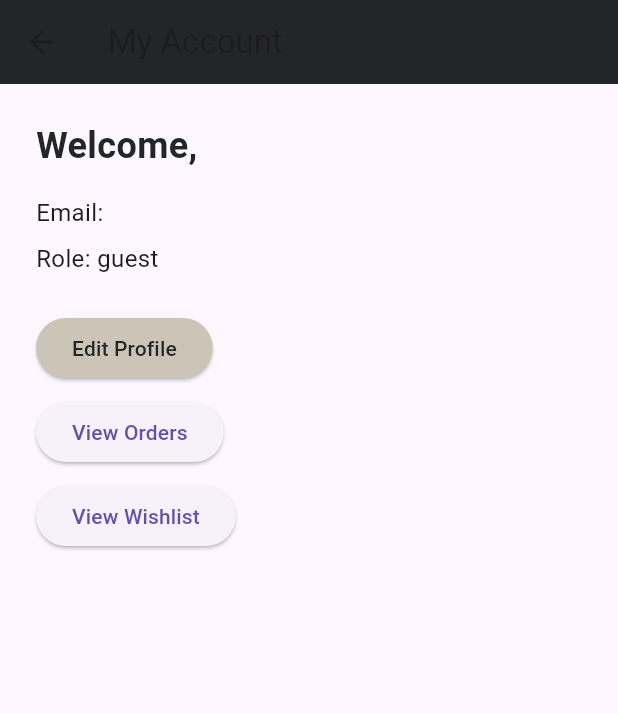
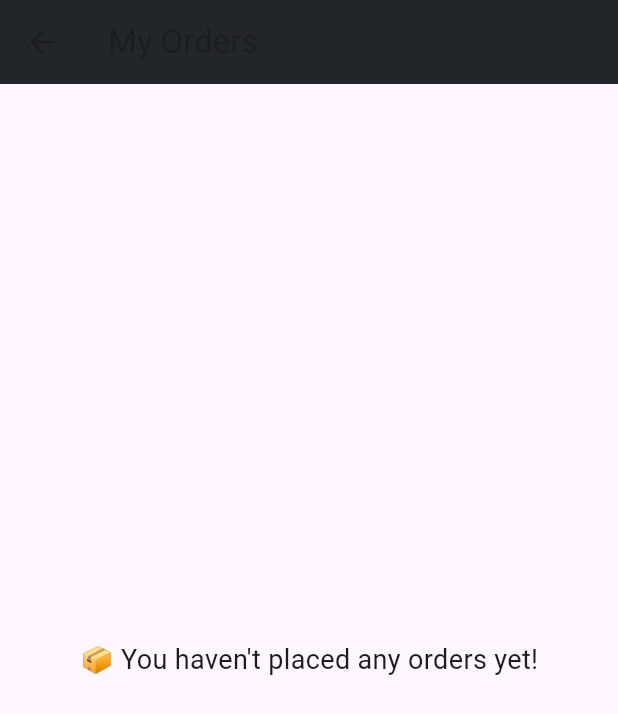
Before and after one commit to mrDracarysCS/campus_cart, a Flutter app: the StudentAccountView screen opened directly with empty values, after a tap on "View Orders", on a phone screen of 412 x 824 dp. Shown: the top 714 px of the screen. Run offline on Flutter 3.47's test engine with Material 3 defaults, Android fonts, the light colour scheme and no system bars; our stand-ins replace google_fonts, supabase_flutter; accounts and stored records are empty.

Commit message:
order_cart

```diff
--- a/campus_cart/lib/views/student/student_account_view.dart
+++ b/campus_cart/lib/views/student/student_account_view.dart
@@ -1,67 +1,143 @@
 import 'package:flutter/material.dart';
+import 'package:campus_cart/utils/constants.dart';
+import 'package:campus_cart/widgets/top_web_nav_bar.dart';
+import 'package:campus_cart/widgets/footer.dart';
 import 'package:campus_cart/models/app_user.dart';
-import 'package:campus_cart/utils/constants.dart';
+import 'package:campus_cart/db/auth_service.dart';
+import 'package:campus_cart/views/student/student_orders_view.dart';
+import 'package:campus_cart/views/student/student_wishlist_view.dart';
+import 'package:campus_cart/views/auth/login_register_view.dart';
 
 class StudentAccountView extends StatelessWidget {
   final AppUser user;
 
   const StudentAccountView({super.key, required this.user});
 
+  Future<void> _logout(BuildContext context) async {
+    await AuthService.logout();
+    Navigator.pushReplacement(
+      context,
+      MaterialPageRoute(
+        builder: (_) => const LoginRegisterView(startInLogin: true),
+      ),
+    );
+  }
+
   @override
   Widget build(BuildContext context) {
     return Scaffold(
-      appBar: AppBar(
-        title: const Text('My Account'),
-        backgroundColor: kPrimaryDarkColor,
+      backgroundColor: kBackgroundColor,
+      body: Column(
+        children: [
+          TopWebNavBar(user: user), // ✅ Show top nav bar
+
+          Expanded(
+            child: Center(
+              child: Container(
+                width: 400,
+                padding: const EdgeInsets.all(24),
+                decoration: BoxDecoration(
+                  color: Colors.white,
+                  borderRadius: BorderRadius.circular(16),
+                  boxShadow: [
+                    BoxShadow(
+                      color: Colors.black.withOpacity(0.1),
+                      blurRadius: 10,
+                      offset: const Offset(0, 4),
                     ),
-      body: Padding(
-        padding: const EdgeInsets.all(24),
+                  ],
+                ),
                 child: Column(
-          crossAxisAlignment: CrossAxisAlignment.start,
+                  mainAxisSize: MainAxisSize.min,
                   children: [
                     Text(
-              'Welcome, ${user.name}',
+                      'My Account',
                       style: const TextStyle(
-                fontSize: 24,
+                        fontSize: 26,
                         fontWeight: FontWeight.bold,
                         color: kPrimaryDarkColor,
                       ),
                     ),
-            const SizedBox(height: 16),
-            Text('Email: ${user.email}', style: const TextStyle(fontSize: 16)),
+                    const SizedBox(height: 20),
+                    Text(
+                      'Welcome, ${user.name}',
+                      style: const TextStyle(
+                        fontSize: 20,
+                        fontWeight: FontWeight.w600,
+                      ),
+                    ),
                     const SizedBox(height: 8),
+                    Text(
+                      'Email: ${user.email}',
+                      style: const TextStyle(fontSize: 16),
+                    ),
+                    const SizedBox(height: 4),
                     Text(
                       'Role: ${user.role.toString().split('.').last}',
                       style: const TextStyle(fontSize: 16),
                     ),
                     const SizedBox(height: 24),
+
                     ElevatedButton(
                       onPressed: () {
-                // TODO: Add edit profile logic
+                        Navigator.push(
+                          context,
+                          MaterialPageRoute(
+                            builder: (_) => StudentOrdersView(user: user),
+                          ),
+                        );
                       },
                       style: ElevatedButton.styleFrom(
                         backgroundColor: kAccentLightColor,
                         foregroundColor: kPrimaryDarkColor,
+                        padding: const EdgeInsets.symmetric(
+                          horizontal: 40,
+                          vertical: 14,
                         ),
-              child: const Text('Edit Profile'),
                       ),
-            const SizedBox(height: 8),
+                      child: const Text("View Orders"),
+                    ),
+                    const SizedBox(height: 10),
+
+                    /* ElevatedButton(
+                      onPressed: () {
+                        Navigator.push(
+                          context,
+                          MaterialPageRoute(
+                            builder: (_) => StudentWishlistView(user: user),
+                          ),
+                        );
+                      },
+                      style: ElevatedButton.styleFrom(
+                        backgroundColor: kAccentLightColor,
+                        foregroundColor: kPrimaryDarkColor,
+                        padding: const EdgeInsets.symmetric(
+                            horizontal: 40, vertical: 14),
+                      ),
+                      child: const Text("View Wishlist"),
+                    ),
+                    const SizedBox(height: 10),*/
                     ElevatedButton(
-              onPressed: () {
-                // TODO: View order history
-              },
-              child: const Text('View Orders'),
+                      onPressed: () => _logout(context),
+                      style: ElevatedButton.styleFrom(
+                        backgroundColor: Colors.redAccent,
+                        foregroundColor: Colors.white,
+                        padding: const EdgeInsets.symmetric(
+                          horizontal: 40,
+                          vertical: 14,
                         ),
-            const SizedBox(height: 8),
-            ElevatedButton(
-              onPressed: () {
-                // TODO: View wishlist
-              },
-              child: const Text('View Wishlist'),
+                      ),
+                      child: const Text("Logout"),
                     ),
                   ],
                 ),
               ),
+            ),
+          ),
+
+          const Footer(), // ✅ Show footer
+        ],
+      ),
     );
   }
 }
--- /dev/null
+++ b/campus_cart/lib/views/student/student_orders_view.dart
@@ -0,0 +1,152 @@
+import 'package:flutter/material.dart';
+import 'package:campus_cart/models/app_user.dart';
+import 'package:campus_cart/models/order.dart';
+import 'package:campus_cart/models/order_list.dart';
+import 'package:campus_cart/utils/constants.dart';
+import 'package:campus_cart/db/orders_service.dart';
+import 'package:campus_cart/db/product_service.dart';
+
+class StudentOrdersView extends StatefulWidget {
+  final AppUser user;
+
+  const StudentOrdersView({super.key, required this.user});
+
+  @override
+  State<StudentOrdersView> createState() => _StudentOrdersViewState();
+}
+
+class _StudentOrdersViewState extends State<StudentOrdersView> {
+  bool isLoading = true;
+  List<Order> orders = [];
+  Map<int, List<OrderList>> orderItems = {};
+
+  @override
+  void initState() {
+    super.initState();
+    _loadOrders();
+  }
+
+  Future<void> _loadOrders() async {
+    setState(() => isLoading = true);
+
+    final fetchedOrders = await OrdersService.getOrders(widget.user.id);
+
+    // Load order items for each order
+    final Map<int, List<OrderList>> itemsMap = {};
+    for (var order in fetchedOrders) {
+      final items = await OrdersService.getOrderItems(order.id);
+      itemsMap[order.id] = items;
+    }
+
+    setState(() {
+      orders = fetchedOrders;
+      orderItems = itemsMap;
+      isLoading = false;
+    });
+  }
+
+  Future<double> _calculateOrderTotal(List<OrderList> items) async {
+    double total = 0;
+    for (var i in items) {
+      final product = await ProductService.getProduct(i.productId);
+      if (product != null) {
+        total += (product.price ?? 0) * i.quantity;
+      }
+    }
+    return total;
+  }
+
+  @override
+  Widget build(BuildContext context) {
+    return Scaffold(
+      appBar: AppBar(
+        title: const Text("My Orders"),
+        backgroundColor: kPrimaryDarkColor,
+      ),
+      body: isLoading
+          ? const Center(child: CircularProgressIndicator())
+          : orders.isEmpty
+          ? const Center(
+              child: Text(
+                "📦 You haven't placed any orders yet!",
+                style: TextStyle(fontSize: 18),
+              ),
+            )
+          : ListView.builder(
+              padding: const EdgeInsets.all(16),
+              itemCount: orders.length,
+              itemBuilder: (context, index) {
+                final order = orders[index];
+                final items = orderItems[order.id] ?? [];
+
+                return FutureBuilder<double>(
+                  future: _calculateOrderTotal(items),
+                  builder: (context, snapshot) {
+                    final total = snapshot.data ?? 0;
+
+                    return Card(
+                      margin: const EdgeInsets.only(bottom: 16),
+                      child: ExpansionTile(
+                        title: Text(
+                          "Order #${order.id}",
+                          style: const TextStyle(
+                            fontWeight: FontWeight.bold,
+                            fontSize: 16,
+                          ),
+                        ),
+                        subtitle: Text(
+                          "Status: ${order.status} | ${order.createdAt.toString().split(' ').first}",
+                          style: const TextStyle(fontSize: 14),
+                        ),
+                        trailing: Text(
+                          "\$${total.toStringAsFixed(2)}",
+                          style: const TextStyle(
+                            fontWeight: FontWeight.bold,
+                            color: Colors.green,
+                          ),
+                        ),
+                        children: items.isEmpty
+                            ? [
+                                const Padding(
+                                  padding: EdgeInsets.all(12.0),
+                                  child: Text("No items found."),
+                                ),
+                              ]
+                            : items.map((item) {
+                                return FutureBuilder(
+                                  future: ProductService.getProduct(
+                                    item.productId,
+                                  ),
+                                  builder: (context, snapshot) {
+                                    if (!snapshot.hasData) {
+                                      return const SizedBox.shrink();
+                                    }
+                                    final product = snapshot.data!;
+                                    return ListTile(
+                                      leading: ClipRRect(
+                                        borderRadius: BorderRadius.circular(6),
+                                        child: Image.network(
+                                          product.imageUrl ??
+                                              'https://via.placeholder.com/60',
+                                          width: 50,
+                                          height: 50,
+                                          fit: BoxFit.cover,
+                                        ),
+                                      ),
+                                      title: Text(product.name),
+                                      subtitle: Text(
+                                        "\$${product.price.toStringAsFixed(2)} x ${item.quantity}",
+                                      ),
+                                    );
+                                  },
+                                );
+                              }).toList(),
+                      ),
+                    );
+                  },
+                );
+              },
+            ),
+    );
+  }
+}
```
Also changed, not shown: campus_cart/lib/views/student/cart_view.dart (+20 -3 lines). Lines whose indentation alone changed are shown as unchanged.
